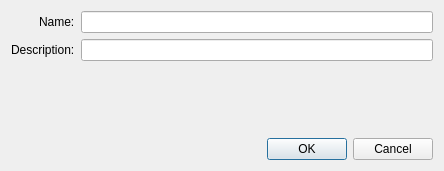
Qt form src/ui/viewcreateswc.ui (kiraYuukiAsuna/SwcDbmsQtClient) before a commit.
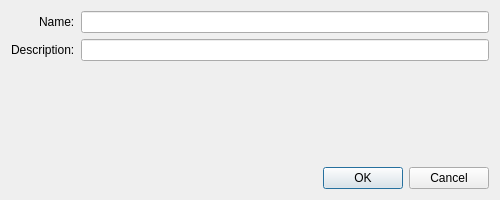
The same form after that commit.

What changed in the file:
```diff
--- a/src/ui/viewcreateswc.ui
+++ b/src/ui/viewcreateswc.ui
@@ -6,8 +6,8 @@
    <rect>
     <x>0</x>
     <y>0</y>
-    <width>444</width>
-    <height>171</height>
+    <width>500</width>
+    <height>200</height>
    </rect>
   </property>
   <property name="windowTitle">
```
